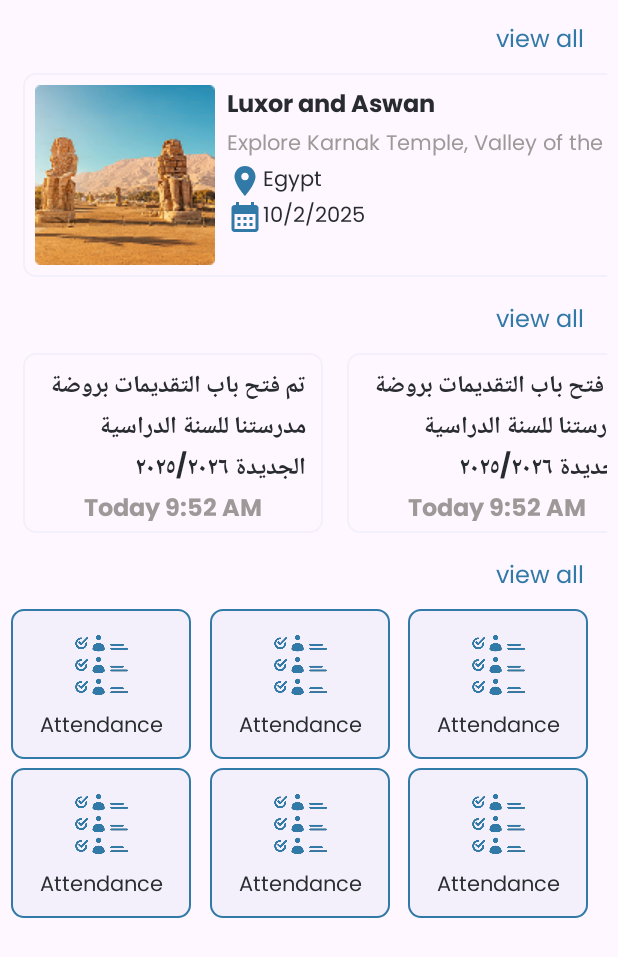
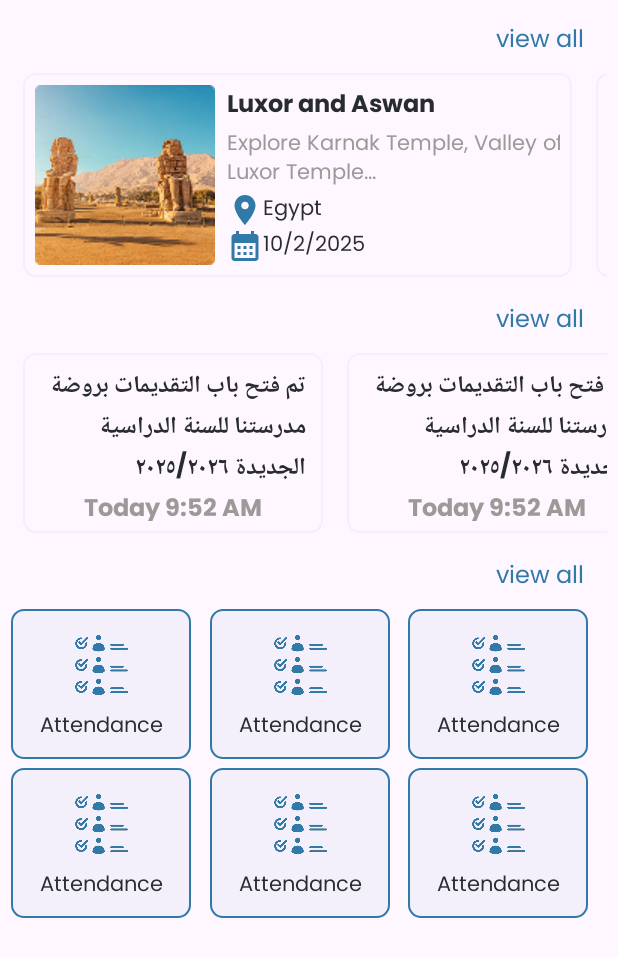
Before and after one commit to HADEER-ESS/school_management, an Android app: the layout fragment_home_main.xml on its own in the app's theme, with its tools: preview values and no code run, on a phone screen of 412 x 824 dp. Shown: the top 957 px of the screen. Run offline under Robolectric (Android 15) with nearby library versions, the phone set to English and light mode, and no system bars; network calls fail.

Commit message:
$ apply and handle adaptor with recyclerview that display the event-card-data, and handle some item size

```diff
--- a/app/src/main/res/layout/event_card_item.xml
+++ b/app/src/main/res/layout/event_card_item.xml
@@ -1,8 +1,8 @@
 <?xml version="1.0" encoding="utf-8"?>
 <androidx.constraintlayout.widget.ConstraintLayout
     xmlns:android="http://schemas.android.com/apk/res/android"
-    android:layout_width="wrap_content"
-    android:layout_height="wrap_content"
+    android:layout_width="366dp"
+    android:layout_height="136dp"
     android:padding="8dp"
     android:layout_marginHorizontal="8dp"
     xmlns:app="http://schemas.android.com/apk/res-auto"
@@ -11,8 +11,8 @@
     >
     <ImageView
         android:id="@+id/event_card_img"
-        android:layout_width="wrap_content"
-        android:layout_height="wrap_content"
+        android:layout_width="120dp"
+        android:layout_height="120dp"
         app:layout_constraintTop_toTopOf="parent"
         app:layout_constraintBottom_toBottomOf="parent"
         app:layout_constraintStart_toStartOf="parent"
--- a/app/src/main/res/layout/fragment_home_main.xml
+++ b/app/src/main/res/layout/fragment_home_main.xml
@@ -63,4 +63,17 @@
         tools:itemCount="7"
         />
 
+    <ProgressBar
+        android:id="@+id/progress_bar_ly"
+        android:layout_width="60dp"
+        android:layout_height="60dp"
+        app:layout_constraintTop_toTopOf="parent"
+        app:layout_constraintBottom_toBottomOf="parent"
+        app:layout_constraintStart_toStartOf="parent"
+        app:layout_constraintEnd_toEndOf="parent"
+        android:indeterminateTint="@color/primary_color"
+        style="?android:attr/progressBarStyleLarge"
+        android:visibility="gone"
+        />
+
 </androidx.constraintlayout.widget.ConstraintLayout>
```
Also changed, not shown: app/src/main/java/com/hadeer/schoolapp/ui/app/home/HomeMainFragment.kt (+45 -1 lines), app/src/main/java/com/hadeer/schoolapp/ui/app/home/events/eventAdaptor.kt (added, +54 -0 lines).
